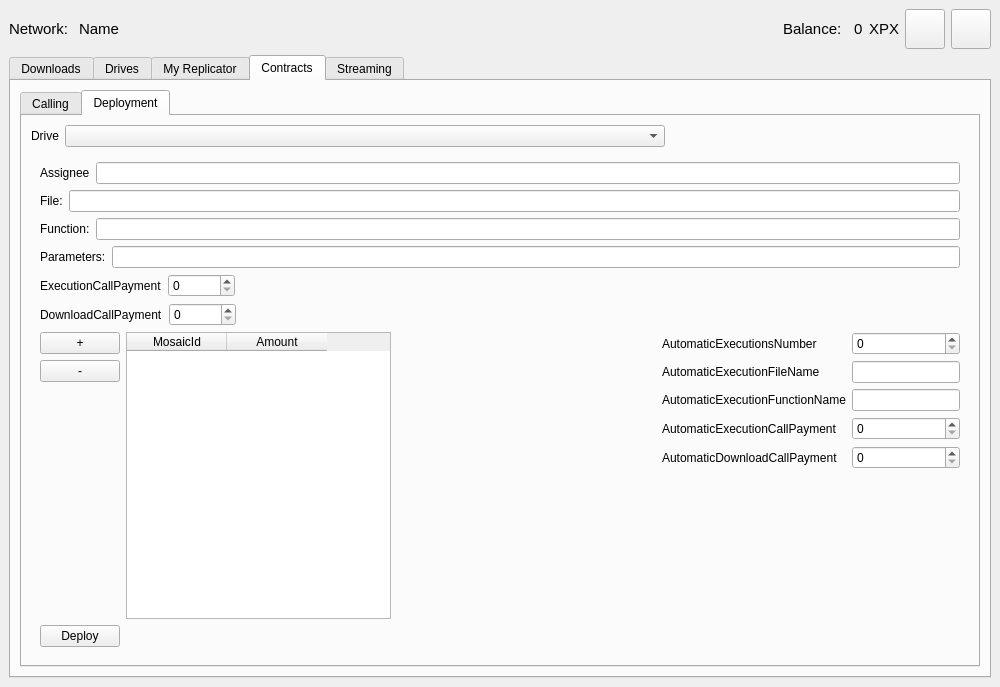
Old version of the form UserApp/mainwin.ui in the repository proximax-storage/cpp-xpx-storage-user-app.
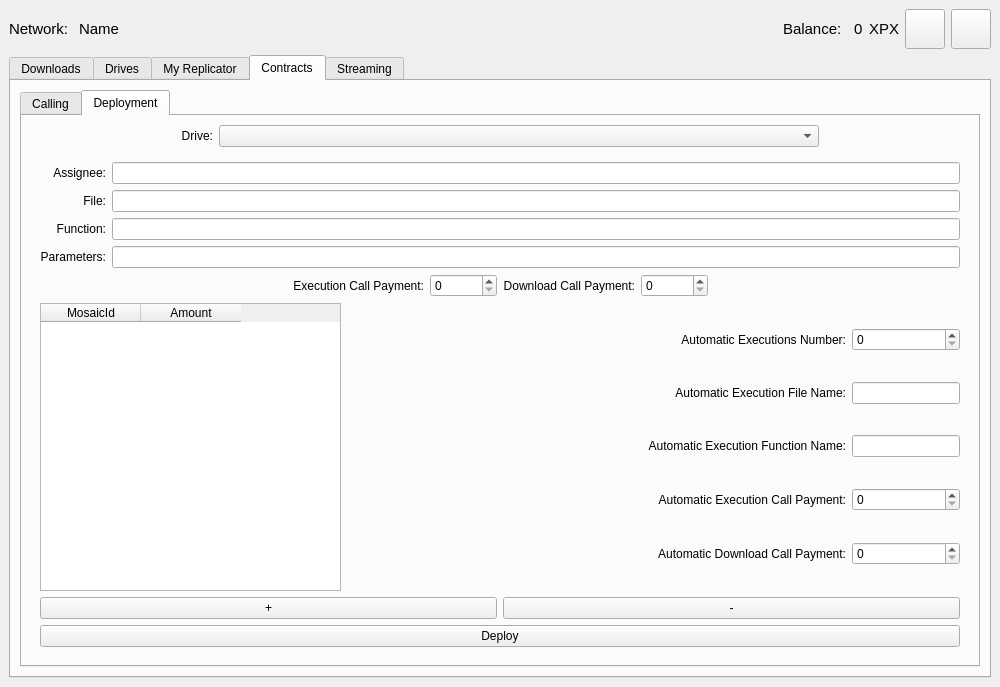
New version of the form. The open tabs and pages were chosen to show the change.

Commit message: Fix crash, improved contracts ui

```diff
--- a/UserApp/mainwin.ui
+++ b/UserApp/mainwin.ui
@@ -205,7 +205,7 @@
        </font>
       </property>
       <property name="currentIndex">
-       <number>4</number>
+       <number>3</number>
       </property>
       <widget class="QWidget" name="m_downloadsTab">
        <attribute name="title">
@@ -838,7 +838,7 @@
         <item>
          <widget class="QTabWidget" name="tabWidget_2">
           <property name="currentIndex">
-           <number>0</number>
+           <number>1</number>
           </property>
           <widget class="QWidget" name="Calling">
            <attribute name="title">
@@ -846,79 +846,83 @@
            </attribute>
            <layout class="QVBoxLayout" name="verticalLayout_19">
             <item>
-             <layout class="QVBoxLayout" name="verticalLayout_15"/>
-            </item>
-            <item>
-             <layout class="QHBoxLayout" name="horizontalLayout_16"/>
-            </item>
-            <item>
-             <layout class="QHBoxLayout" name="horizontalLayout_26">
-              <item>
-               <widget class="Line" name="line">
-                <property name="orientation">
-                 <enum>Qt::Vertical</enum>
+             <layout class="QGridLayout" name="gridLayout">
+              <item row="0" column="0">
+               <widget class="QLabel" name="label_8">
+                <property name="text">
+                 <string>Contract:</string>
+                </property>
+                <property name="alignment">
+                 <set>Qt::AlignRight|Qt::AlignTrailing|Qt::AlignVCenter</set>
                 </property>
                </widget>
               </item>
-             </layout>
-            </item>
-            <item>
-             <layout class="QFormLayout" name="formLayout">
               <item row="0" column="1">
                <widget class="QLineEdit" name="m_contractCallKey"/>
               </item>
+              <item row="1" column="0">
+               <widget class="QLabel" name="label_16">
+                <property name="text">
+                 <string>File:</string>
+                </property>
+                <property name="alignment">
+                 <set>Qt::AlignRight|Qt::AlignTrailing|Qt::AlignVCenter</set>
+                </property>
+               </widget>
+              </item>
+              <item row="1" column="1">
+               <widget class="QLineEdit" name="m_contractCallFile"/>
+              </item>
               <item row="2" column="0">
                <widget class="QLabel" name="label_24">
                 <property name="text">
                  <string>Function:</string>
                 </property>
+                <property name="alignment">
+                 <set>Qt::AlignRight|Qt::AlignTrailing|Qt::AlignVCenter</set>
+                </property>
                </widget>
               </item>
               <item row="2" column="1">
                <widget class="QLineEdit" name="m_contractCallFunction"/>
               </item>
-              <item row="1" column="1">
-               <widget class="QLineEdit" name="m_contractCallFile"/>
-              </item>
-              <item row="1" column="0">
-               <widget class="QLabel" name="label_16">
-                <property name="text">
-                 <string>File:</string>
-                </property>
-               </widget>
-              </item>
-              <item row="0" column="0">
-               <widget class="QLabel" name="label_8">
-                <property name="text">
-                 <string>Contract</string>
-                </property>
-               </widget>
-              </item>
-             </layout>
-            </item>
-            <item>
-             <layout class="QHBoxLayout" name="horizontalLayout_18"/>
-            </item>
-            <item>
-             <layout class="QHBoxLayout" name="horizontalLayout_25">
-              <item>
+              <item row="3" column="0">
                <widget class="QLabel" name="label_9">
                 <property name="text">
                  <string>Parameters:</string>
                 </property>
+                <property name="alignment">
+                 <set>Qt::AlignRight|Qt::AlignTrailing|Qt::AlignVCenter</set>
+                </property>
                </widget>
               </item>
-              <item>
+              <item row="3" column="1">
                <widget class="QLineEdit" name="m_contractCallParameters"/>
               </item>
              </layout>
             </item>
             <item>
              <layout class="QHBoxLayout" name="horizontalLayout_21">
+              <item>
+               <spacer name="horizontalSpacer_11">
+                <property name="orientation">
+                 <enum>Qt::Horizontal</enum>
+                </property>
+                <property name="sizeHint" stdset="0">
+                 <size>
+                  <width>40</width>
+                  <height>20</height>
+                 </size>
+                </property>
+               </spacer>
+              </item>
               <item>
                <widget class="QLabel" name="label_10">
                 <property name="text">
-                 <string>ExecutionCallPayment</string>
+                 <string>Execution Call Payment:</string>
+                </property>
+                <property name="alignment">
+                 <set>Qt::AlignRight|Qt::AlignTrailing|Qt::AlignVCenter</set>
                 </property>
                </widget>
               </item>
@@ -930,26 +934,12 @@
                </widget>
               </item>
               <item>
-               <spacer name="horizontalSpacer_12">
-                <property name="orientation">
-                 <enum>Qt::Horizontal</enum>
-                </property>
-                <property name="sizeHint" stdset="0">
-                 <size>
-                  <width>40</width>
-                  <height>20</height>
-                 </size>
-                </property>
-               </spacer>
-              </item>
-             </layout>
-            </item>
-            <item>
-             <layout class="QHBoxLayout" name="horizontalLayout_24">
-              <item>
                <widget class="QLabel" name="label_11">
                 <property name="text">
-                 <string>DownloadCallPayment</string>
+                 <string>Download Call Payment:</string>
+                </property>
+                <property name="alignment">
+                 <set>Qt::AlignRight|Qt::AlignTrailing|Qt::AlignVCenter</set>
                 </property>
                </widget>
               </item>
@@ -977,37 +967,6 @@
             </item>
             <item>
              <layout class="QHBoxLayout" name="horizontalLayout_27">
-              <item>
-               <layout class="QVBoxLayout" name="verticalLayout_17">
-                <item>
-                 <widget class="QPushButton" name="m_contractCallAddMosaic">
-                  <property name="text">
-                   <string>+</string>
-                  </property>
-                 </widget>
-                </item>
-                <item>
-                 <widget class="QPushButton" name="m_contractCallRemoveMosaic">
-                  <property name="text">
-                   <string>-</string>
-                  </property>
-                 </widget>
-                </item>
-                <item>
-                 <spacer name="verticalSpacer_4">
-                  <property name="orientation">
-                   <enum>Qt::Vertical</enum>
-                  </property>
-                  <property name="sizeHint" stdset="0">
-                   <size>
-                    <width>20</width>
-                    <height>40</height>
-                   </size>
-                  </property>
-                 </spacer>
-                </item>
-               </layout>
-              </item>
               <item>
                <widget class="QTableWidget" name="m_contractCallMosaicTable">
                 <property name="selectionMode">
@@ -1028,23 +987,28 @@
                 </column>
                </widget>
               </item>
-              <item>
-               <spacer name="horizontalSpacer_15">
-                <property name="orientation">
-                 <enum>Qt::Horizontal</enum>
-                </property>
-                <property name="sizeHint" stdset="0">
-                 <size>
-                  <width>40</width>
-                  <height>20</height>
-                 </size>
-                </property>
-               </spacer>
-              </item>
              </layout>
             </item>
             <item>
-             <layout class="QHBoxLayout" name="horizontalLayout_20">
+             <layout class="QVBoxLayout" name="verticalLayout_15">
+              <item>
+               <layout class="QHBoxLayout" name="horizontalLayout_16">
+                <item>
+                 <widget class="QPushButton" name="m_contractCallAddMosaic">
+                  <property name="text">
+                   <string>+</string>
+                  </property>
+                 </widget>
+                </item>
+                <item>
+                 <widget class="QPushButton" name="m_contractCallRemoveMosaic">
+                  <property name="text">
+                   <string>-</string>
+                  </property>
+                 </widget>
+                </item>
+               </layout>
+              </item>
               <item>
                <widget class="QPushButton" name="m_contractCallRun">
                 <property name="text">
@@ -1052,19 +1016,6 @@
                 </property>
                </widget>
               </item>
-              <item>
-               <spacer name="horizontalSpacer_11">
-                <property name="orientation">
-                 <enum>Qt::Horizontal</enum>
-                </property>
-                <property name="sizeHint" stdset="0">
-                 <size>
-                  <width>40</width>
-                  <height>20</height>
-                 </size>
-                </property>
-               </spacer>
-              </item>
              </layout>
             </item>
            </layout>
@@ -1076,10 +1027,26 @@
            <layout class="QVBoxLayout" name="verticalLayout_19">
             <item>
              <layout class="QHBoxLayout" name="horizontalLayout_17">
+              <item>
+               <spacer name="horizontalSpacer_15">
+                <property name="orientation">
+                 <enum>Qt::Horizontal</enum>
+                </property>
+                <property name="sizeHint" stdset="0">
+                 <size>
+                  <width>40</width>
+                  <height>20</height>
+                 </size>
+                </property>
+               </spacer>
+              </item>
               <item>
                <widget class="QLabel" name="label_181">
                 <property name="text">
-                 <string>Drive</string>
+                 <string>Drive:</string>
+                </property>
+                <property name="alignment">
+                 <set>Qt::AlignRight|Qt::AlignTrailing|Qt::AlignVCenter</set>
                 </property>
                </widget>
               </item>
@@ -1100,8 +1067,8 @@
                 </property>
                 <property name="sizeHint" stdset="0">
                  <size>
-                  <width>881</width>
-                  <height>17</height>
+                  <width>40</width>
+                  <height>20</height>
                  </size>
                 </property>
                </spacer>
@@ -1112,67 +1079,83 @@
              <widget class="QWidget" name="m_deploymentParameters" native="true">
               <layout class="QVBoxLayout" name="m_deploymentLayout">
                <item>
-                <layout class="QHBoxLayout" name="horizontalLayout_29">
-                 <item>
-                  <widget class="QLabel" name="label_19">
-                   <property name="text">
-                    <string>Assignee</string>
-                   </property>
-                  </widget>
-                 </item>
-                 <item>
-                  <widget class="QLineEdit" name="m_contractAssignee"/>
-                 </item>
-                </layout>
-               </item>
-               <item>
-                <layout class="QHBoxLayout" name="horizontalLayout_30">
-                 <item>
-                  <widget class="QLabel" name="label_16">
-                   <property name="text">
-                    <string>File:</string>
-                   </property>
-                  </widget>
-                 </item>
-                 <item>
+                <layout class="QGridLayout" name="gridLayout_2">
+                 <item row="1" column="1">
                   <widget class="QLineEdit" name="m_contractFile"/>
                  </item>
-                </layout>
-               </item>
-               <item>
-                <layout class="QHBoxLayout" name="horizontalLayout_31">
-                 <item>
+                 <item row="2" column="0">
                   <widget class="QLabel" name="label_15">
                    <property name="text">
                     <string>Function:</string>
                    </property>
+                   <property name="alignment">
+                    <set>Qt::AlignRight|Qt::AlignTrailing|Qt::AlignVCenter</set>
+                   </property>
                   </widget>
                  </item>
-                 <item>
+                 <item row="0" column="0">
+                  <widget class="QLabel" name="label_19">
+                   <property name="text">
+                    <string>Assignee:</string>
+                   </property>
+                   <property name="alignment">
+                    <set>Qt::AlignRight|Qt::AlignTrailing|Qt::AlignVCenter</set>
+                   </property>
+                  </widget>
+                 </item>
+                 <item row="0" column="1">
+                  <widget class="QLineEdit" name="m_contractAssignee"/>
+                 </item>
+                 <item row="2" column="1">
                   <widget class="QLineEdit" name="m_contractFunction"/>
                  </item>
-                </layout>
-               </item>
-               <item>
-                <layout class="QHBoxLayout" name="horizontalLayout_25">
-                 <item>
+                 <item row="1" column="0">
+                  <widget class="QLabel" name="label_16">
+                   <property name="text">
+                    <string>File:</string>
+                   </property>
+                   <property name="alignment">
+                    <set>Qt::AlignRight|Qt::AlignTrailing|Qt::AlignVCenter</set>
+                   </property>
+                  </widget>
+                 </item>
+                 <item row="3" column="0">
                   <widget class="QLabel" name="label_9">
                    <property name="text">
                     <string>Parameters:</string>
                    </property>
+                   <property name="alignment">
+                    <set>Qt::AlignRight|Qt::AlignTrailing|Qt::AlignVCenter</set>
+                   </property>
                   </widget>
                  </item>
-                 <item>
+                 <item row="3" column="1">
                   <widget class="QLineEdit" name="m_contractParameters"/>
                  </item>
                 </layout>
                </item>
                <item>
                 <layout class="QHBoxLayout" name="horizontalLayout_36">
+                 <item>
+                  <spacer name="horizontalSpacer_12">
+                   <property name="orientation">
+                    <enum>Qt::Horizontal</enum>
+                   </property>
+                   <property name="sizeHint" stdset="0">
+                    <size>
+                     <width>40</width>
+                     <height>20</height>
+                    </size>
+                   </property>
+                  </spacer>
+                 </item>
                  <item>
                   <widget class="QLabel" name="label_10">
                    <property name="text">
-                    <string>ExecutionCallPayment</string>
+                    <string>Execution Call Payment:</string>
+                   </property>
+                   <property name="alignment">
+                    <set>Qt::AlignRight|Qt::AlignTrailing|Qt::AlignVCenter</set>
                    </property>
                   </widget>
                  </item>
@@ -1190,26 +1173,12 @@
                   </widget>
                  </item>
                  <item>
-                  <spacer name="horizontalSpacer_12">
-                   <property name="orientation">
-                    <enum>Qt::Horizontal</enum>
-                   </property>
-                   <property name="sizeHint" stdset="0">
-                    <size>
-                     <width>40</width>
-                     <height>20</height>
-                    </size>
-                   </property>
-                  </spacer>
-                 </item>
-                </layout>
-               </item>
-               <item>
-                <layout class="QHBoxLayout" name="horizontalLayout_24">
-                 <item>
                   <widget class="QLabel" name="label_11">
                    <property name="text">
-                    <string>DownloadCallPayment</string>
+                    <string>Download Call Payment:</string>
+                   </property>
+                   <property name="alignment">
+                    <set>Qt::AlignRight|Qt::AlignTrailing|Qt::AlignVCenter</set>
                    </property>
                   </widget>
                  </item>
@@ -1237,43 +1206,6 @@
                </item>
                <item>
                 <layout class="QHBoxLayout" name="horizontalLayout_27">
-                 <item>
-                  <layout class="QVBoxLayout" name="verticalLayout_6">
-                   <item>
-                    <widget class="QPushButton" name="m_addMosaic">
-                     <property name="sizePolicy">
-                      <sizepolicy hsizetype="Minimum" vsizetype="Fixed">
-                       <horstretch>0</horstretch>
-                       <verstretch>0</verstretch>
-                      </sizepolicy>
-                     </property>
-                     <property name="text">
-                      <string>+</string>
-                     </property>
-                    </widget>
-                   </item>
-                   <item>
-                    <widget class="QPushButton" name="m_removeMosaic">
-                     <property name="text">
-                      <string>-</string>
-                     </property>
-                    </widget>
-                   </item>
-                   <item>
-                    <spacer name="verticalSpacer_3">
-                     <property name="orientation">
-                      <enum>Qt::Vertical</enum>
-                     </property>
-                     <property name="sizeHint" stdset="0">
-                      <size>
-                       <width>20</width>
-                       <height>40</height>
-                      </size>
-                     </property>
-                    </spacer>
-                   </item>
-                  </layout>
-                 </item>
                  <item>
                   <widget class="QTableWidget" name="m_contractMosaicTable">
                    <property name="selectionMode">
@@ -1331,25 +1263,31 @@
                  <item>
                   <layout class="QHBoxLayout" name="horizontalLayout_28">
                    <item>
-                    <layout class="QFormLayout" name="formLayout_2">
-                     <item row="0" column="1">
-                      <widget class="QSpinBox" name="m_contractAutomaticExecutionsNumber">
-                       <property name="maximum">
-                        <number>1000000</number>
-                       </property>
-                      </widget>
-                     </item>
+                    <layout class="QGridLayout" name="gridLayout_4">
                      <item row="0" column="0">
                       <widget class="QLabel" name="label_22">
                        <property name="text">
-                        <string>AutomaticExecutionsNumber</string>
+                        <string>Automatic Executions Number:</string>
+                       </property>
+                       <property name="alignment">
+                        <set>Qt::AlignRight|Qt::AlignTrailing|Qt::AlignVCenter</set>
+                       </property>
+                      </widget>
+                     </item>
+                     <item row="0" column="1">
+                      <widget class="QSpinBox" name="m_contractAutomaticExecutionsNumber">
+                       <property name="maximum">
+                        <number>1000000</number>
                        </property>
                       </widget>
                      </item>
                      <item row="1" column="0">
                       <widget class="QLabel" name="label_17">
                        <property name="text">
-                        <string>AutomaticExecutionFileName</string>
+                        <string>Automatic Execution File Name:</string>
+                       </property>
+                       <property name="alignment">
+                        <set>Qt::AlignRight|Qt::AlignTrailing|Qt::AlignVCenter</set>
                        </property>
                       </widget>
                      </item>
@@ -1359,7 +1297,10 @@
                      <item row="2" column="0">
                       <widget class="QLabel" name="label_18">
                        <property name="text">
-                        <string>AutomaticExecutionFunctionName</string>
+                        <string>Automatic Execution Function Name:</string>
+                       </property>
+                       <property name="alignment">
+                        <set>Qt::AlignRight|Qt::AlignTrailing|Qt::AlignVCenter</set>
                        </property>
                       </widget>
                      </item>
@@ -1369,7 +1310,10 @@
                      <item row="3" column="0">
                       <widget class="QLabel" name="label_20">
                        <property name="text">
-                        <string>AutomaticExecutionCallPayment</string>
+                        <string>Automatic Execution Call Payment:</string>
+                       </property>
+                       <property name="alignment">
+                        <set>Qt::AlignRight|Qt::AlignTrailing|Qt::AlignVCenter</set>
                        </property>
                       </widget>
                      </item>
@@ -1383,7 +1327,10 @@
                      <item row="4" column="0">
                       <widget class="QLabel" name="label_21">
                        <property name="text">
-                        <string>AutomaticDownloadCallPayment</string>
+                        <string>Automatic Download Call Payment:</string>
+                       </property>
+                       <property name="alignment">
+                        <set>Qt::AlignRight|Qt::AlignTrailing|Qt::AlignVCenter</set>
                        </property>
                       </widget>
                      </item>
@@ -1401,7 +1348,31 @@
                 </layout>
                </item>
                <item>
-                <layout class="QHBoxLayout" name="horizontalLayout_26">
+                <layout class="QVBoxLayout" name="verticalLayout_17">
+                 <item>
+                  <layout class="QHBoxLayout" name="horizontalLayout_18">
+                   <item>
+                    <widget class="QPushButton" name="m_addMosaic">
+                     <property name="sizePolicy">
+                      <sizepolicy hsizetype="Minimum" vsizetype="Fixed">
+                       <horstretch>0</horstretch>
+                       <verstretch>0</verstretch>
+                      </sizepolicy>
+                     </property>
+                     <property name="text">
+                      <string>+</string>
+                     </property>
+                    </widget>
+                   </item>
+                   <item>
+                    <widget class="QPushButton" name="m_removeMosaic">
+                     <property name="text">
+                      <string>-</string>
+                     </property>
+                    </widget>
+                   </item>
+                  </layout>
+                 </item>
                  <item>
                   <widget class="QPushButton" name="m_contractDeployBtn">
                    <property name="text">
@@ -1409,19 +1380,6 @@
                    </property>
                   </widget>
                  </item>
-                 <item>
-                  <spacer name="horizontalSpacer_14">
-                   <property name="orientation">
-                    <enum>Qt::Horizontal</enum>
-                   </property>
-                   <property name="sizeHint" stdset="0">
-                    <size>
-                     <width>40</width>
-                     <height>20</height>
-                    </size>
-                   </property>
-                  </spacer>
-                 </item>
                 </layout>
                </item>
               </layout>
@@ -1441,7 +1399,7 @@
         <item>
          <widget class="QTabWidget" name="m_streamingTabView">
           <property name="currentIndex">
-           <number>1</number>
+           <number>0</number>
           </property>
           <widget class="QWidget" name="viewerTab">
            <attribute name="title">
```
The commit also changes 1 other file.
